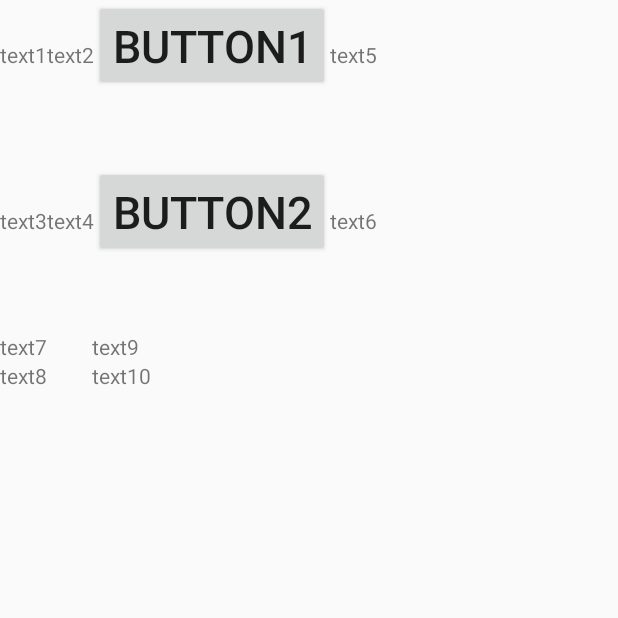
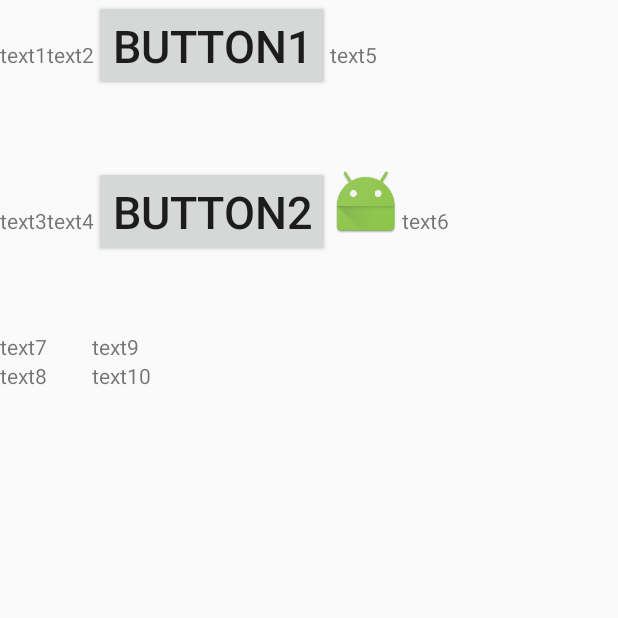
Before and after one commit to kbja/MoveViews, an Android app: the screen it shows after launch (SampleActivity), on a phone screen of 412 x 824 dp, the top half of it. Run offline under Robolectric (Android 15) with nearby library versions, the phone set to English and light mode, and no system bars.

Commit message:
fix the bug when move the widgets such as textView,imageView.

```diff
--- a/app/src/main/java/cn/zjukbja/moveviews/MoveView.java
+++ b/app/src/main/java/cn/zjukbja/moveviews/MoveView.java
@@ -26,7 +26,7 @@ public class MoveView {
 
     private final int inParent = 0;//whether allow the view over the parent;
     private final int inWindow = 1;
-    private  int viewBorder = inParent;
+    private int viewBorder = inParent;
 
     private View mView = null;
     private final View mRoot;
@@ -84,16 +84,23 @@ public class MoveView {
         }
     };
 
+    //move layouts
+    public MoveView(ViewGroup view, Context context) throws Exception {
+        disableViewsFocusable(view);
+        ViewGroup group = (ViewGroup) view.getParent();
+        mRoot = group;
+        initViewAndParent(view, context);
+        screenWidth = dm.widthPixels;
+        screenHeight = dm.heightPixels;
+    }
 
+    //move widgets
     public MoveView(View view, Context context) throws Exception {
         ViewGroup group = (ViewGroup) view.getParent();
         mRoot = group;
-        if (mRoot == null) {
-            Exception e = new Exception("view's parent is null");
-            throw e;
-        }
-        mView = view;
-        mContext = context;
+        initViewAndParent(view, context);
+        screenWidth = dm.widthPixels;
+        screenHeight = dm.heightPixels;
 //        check whether root is view's parent;
 //        for (int i = 0; i <= group.getChildCount(); i++) {
 //            View child = group.getChildAt(i);
@@ -107,17 +114,24 @@ public class MoveView {
 //            Exception e = new Exception("root is not the father of the view");
 //            throw e;
 //        }
+//        Log.e(TAG,"screenHeight : "+screenHeight+" screenWidth : "+screenWidth);
+    }
+
+    private void initViewAndParent(View view, Context context) throws Exception {
+        mView = view;
+        mContext = context;
         mView.setOnLongClickListener(longClickListener);
         mView.setOnTouchListener(touchListener);
         mView.setOnClickListener(onClickListener);
         dm = context.getResources().getDisplayMetrics();
-        screenWidth = dm.widthPixels;
-        screenHeight = dm.heightPixels;
+        if (mRoot == null) {
+            Exception e = new Exception("view's parent is null");
+            throw e;
+        }
+        changeAttr = new ChangeAttr();
 
-//        Log.e(TAG,"screenHeight : "+screenHeight+" screenWidth : "+screenWidth);
-        disableViewsFocusable((ViewGroup) view);
-        changeAttr = new ChangeAttr();
     }
+
 
     private void disableViewsFocusable(ViewGroup root) {
         int numChild = root.getChildCount();
@@ -150,8 +164,8 @@ public class MoveView {
         changeAttr.initMoving();
     }
 
-    public void setIsInParent(boolean b){
-        if(b)
+    public void setIsInParent(boolean b) {
+        if (b)
             viewBorder = inParent;
         else
             viewBorder = inWindow;
@@ -241,6 +255,7 @@ public class MoveView {
             mView.layout(nLeft, nTop, nRight, nBottom);
 
         }
+
         //view can't be seen when it's over its parent
         private void calInWindow(int nRight, int nLeft, int nTop, int nBottom) {
             if (nTop < 0) {
--- a/app/src/main/java/cn/zjukbja/moveviews/SampleActivity.java
+++ b/app/src/main/java/cn/zjukbja/moveviews/SampleActivity.java
@@ -27,6 +27,8 @@ public class SampleActivity extends Activity {
             new MoveView(view, this);
             view = findViewById(R.id.second_line);
             new MoveView(view,this);
+            view = findViewById(R.id.image1);
+            new MoveView(view,this);
             view = findViewById(R.id.third_line_1);
             Log.e("1234",view.getHeight()+"****");
             Log.e("1234",((View)view.getParent()).getHeight()+"****");
--- a/app/src/main/res/layout/test_activity.xml
+++ b/app/src/main/res/layout/test_activity.xml
@@ -62,7 +62,11 @@
             android:text="button2"
             android:onClick="onClick"
             android:textSize="30dp" />
-
+        <ImageView
+            android:layout_width="wrap_content"
+            android:layout_height="wrap_content"
+            android:src="@mipmap/ic_launcher"
+            android:id="@+id/image1"/>
         <TextView
             android:layout_width="wrap_content"
             android:layout_height="wrap_content"
```
Also changed, not shown: 2 other files.
